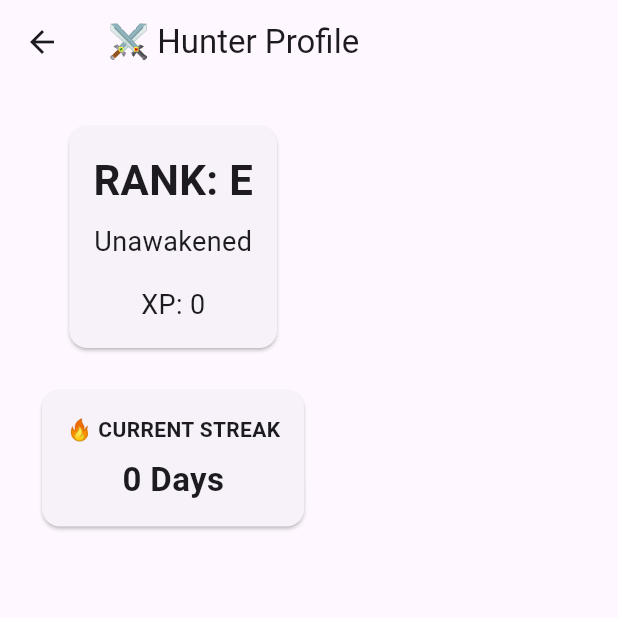
After one commit to vraj24713-sketch/system-awakening, a Flutter app: the screen it shows after launch, after a tap on the "person" icon, on a phone screen of 412 x 824 dp, the top half of it. The commit adds this screen. Run offline on Flutter 3.47's test engine with Material 3 defaults, Android fonts, the phone set to English and light mode, and no system bars; our stand-ins replace flutter_riverpod, shared_preferences.

Commit message:
Added hunter profile screen

```diff
--- a/lib/screens/home_screen.dart
+++ b/lib/screens/home_screen.dart
@@ -10,6 +10,8 @@ import 'workout_session_screen.dart';
 import '../providers/xp_provider.dart';
 
 import '../providers/streak_provider.dart';
+
+import 'profile_screen.dart';
 
 class HomeScreen extends ConsumerWidget {
   const HomeScreen({super.key});
@@ -24,7 +26,20 @@ class HomeScreen extends ConsumerWidget {
     final workoutAsync = ref.watch(workoutPlanProvider);
 
     return Scaffold(
-      appBar: AppBar(title: const Text('System Awakening')),
+      appBar: AppBar(
+        title: const Text('System Awakening'),
+        actions: [
+          IconButton(
+            icon: const Icon(Icons.person),
+            onPressed: () {
+              Navigator.push(
+                context,
+                MaterialPageRoute(builder: (_) => const ProfileScreen()),
+              );
+            },
+          ),
+        ],
+      ),
       body: workoutAsync.when(
         loading: () => const Center(child: CircularProgressIndicator()),
 
--- /dev/null
+++ b/lib/screens/profile_screen.dart
@@ -0,0 +1,82 @@
+import 'package:flutter/material.dart';
+import 'package:flutter_riverpod/flutter_riverpod.dart';
+
+import '../providers/xp_provider.dart';
+import '../providers/streak_provider.dart';
+
+class ProfileScreen extends ConsumerWidget {
+  const ProfileScreen({super.key});
+
+  @override
+  Widget build(BuildContext context, WidgetRef ref) {
+    final xp = ref.watch(xpProvider);
+    final rank = getRank(xp);
+    final title = getTitle(xp);
+    final streakAsync = ref.watch(streakProvider);
+
+    return Scaffold(
+      appBar: AppBar(title: const Text('⚔️ Hunter Profile')),
+      body: Padding(
+        padding: const EdgeInsets.all(24),
+        child: Column(
+          children: [
+            Card(
+              child: Padding(
+                padding: const EdgeInsets.all(16),
+                child: Column(
+                  children: [
+                    Text(
+                      'RANK: $rank',
+                      style: const TextStyle(
+                        fontSize: 28,
+                        fontWeight: FontWeight.bold,
+                      ),
+                    ),
+
+                    const SizedBox(height: 8),
+
+                    Text(title, style: const TextStyle(fontSize: 18)),
+
+                    const SizedBox(height: 16),
+
+                    Text('XP: $xp', style: const TextStyle(fontSize: 18)),
+                  ],
+                ),
+              ),
+            ),
+
+            const SizedBox(height: 20),
+
+            streakAsync.when(
+              data: (streak) => Card(
+                child: Padding(
+                  padding: const EdgeInsets.all(16),
+                  child: Column(
+                    children: [
+                      const Text(
+                        '🔥 CURRENT STREAK',
+                        style: TextStyle(fontWeight: FontWeight.bold),
+                      ),
+
+                      const SizedBox(height: 8),
+
+                      Text(
+                        streak == 1 ? '1 Day' : '$streak Days',
+                        style: const TextStyle(
+                          fontSize: 22,
+                          fontWeight: FontWeight.bold,
+                        ),
+                      ),
+                    ],
+                  ),
+                ),
+              ),
+              loading: () => const CircularProgressIndicator(),
+              error: (_, __) => const Text('Error loading streak'),
+            ),
+          ],
+        ),
+      ),
+    );
+  }
+}
```
